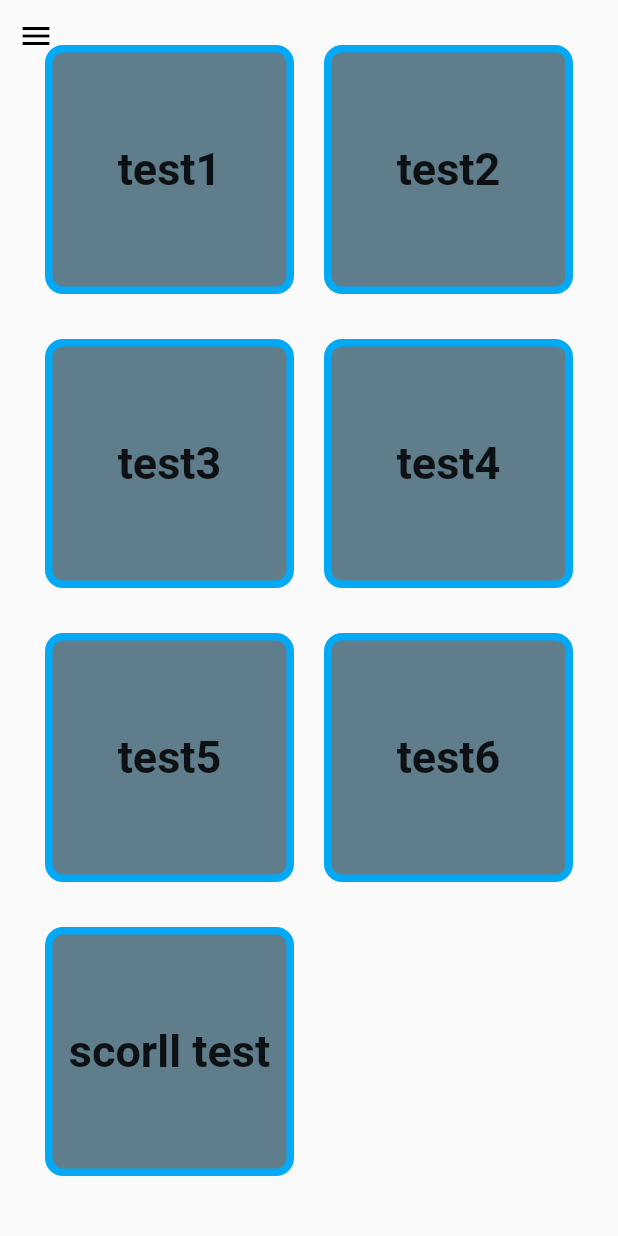
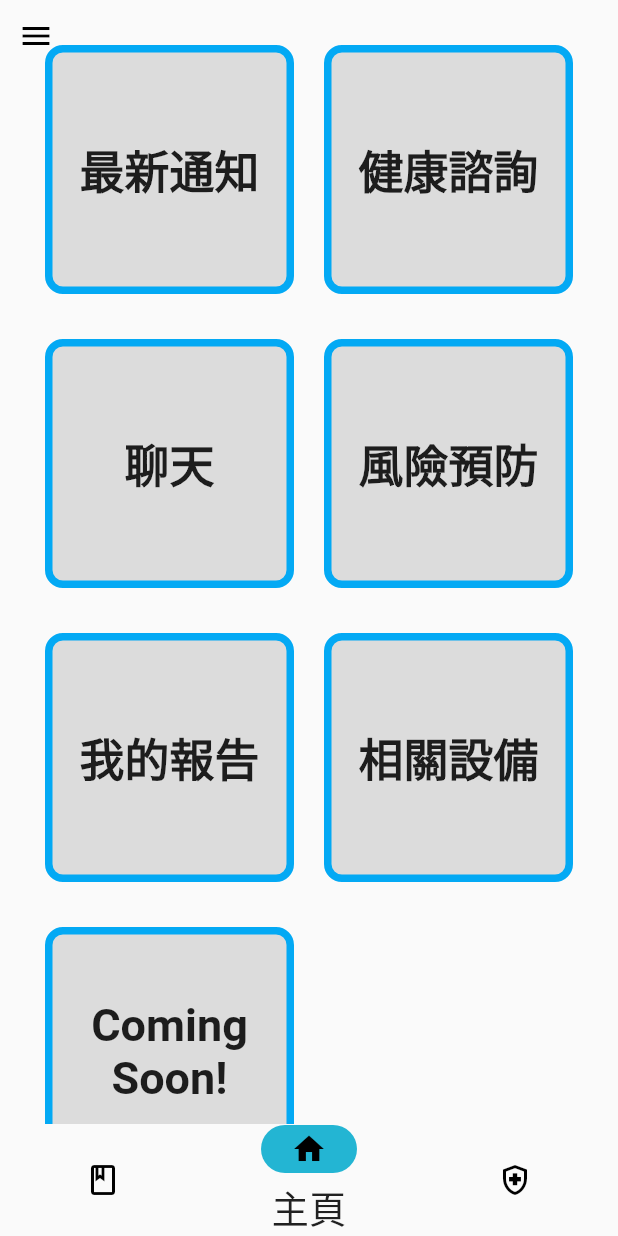
Before and after one commit to C-Ryan0510/IM_SD, a Flutter app: the screen it shows once a user with an empty profile is signed in, on a phone screen of 412 x 824 dp. Run offline on Flutter 3.47's test engine with Material 2 defaults, Android fonts, the light colour scheme and no system bars; our stand-ins replace email_validator, firebase_auth, firebase_core; accounts and stored records are empty.

Commit message:
5/5
新增 Navigationbar (@bottom)
        ->紀錄、主頁、健康(Only view Widgets)
        Drawer(@sidebar)'s Contents
        ->系統個人化設定
調整畫面內容

```diff
--- a/lib/Pages/HomeScreen.dart
+++ b/lib/Pages/HomeScreen.dart
@@ -1,4 +1,5 @@
 import 'package:firebase_auth/firebase_auth.dart';
+import 'ForgotPasswordPage.dart';
 import 'package:flutter/material.dart';
 
 //main()==>HomeScreen()
@@ -9,21 +10,21 @@ class HomeScreen extends StatefulWidget {
   State<HomeScreen> createState() => _HomeStateful();
 }
 class _HomeStateful extends State<HomeScreen> {
-  //check State of availability(for SideBar)
+  //check State of availability
+  int _selectedIndex = 1;//注:此數字不可存在於超出(Screens、NavigationBar)最大數-1[like index of Array]
   GlobalKey<ScaffoldState> _scaffoldKey = GlobalKey<ScaffoldState>();
-  //統一字體Style
+
+  //統一字體美工(for now)
   static const TextStyle optionStyle = TextStyle(fontSize: 30, fontWeight: FontWeight.bold);
-  //統一裝飾(for test)
-  static BoxDecoration testDecor = BoxDecoration(color: Colors.blueGrey, border: Border.all(color: Colors.lightBlue, width: 5.0,), borderRadius: BorderRadius.circular(12),);
-  /*再寫一個(for 美工)*/
-  @override
-  Widget build(BuildContext context) {
-    final user = FirebaseAuth.instance.currentUser!;//當前登入帳戶for info
-    return Scaffold(
-      key: _scaffoldKey,
-      body: Stack(//to contain multiple bodys
-        children: [
-          SafeArea(
+  static BoxDecoration testDecor = BoxDecoration(color: Colors.black12, border: Border.all(color: Colors.lightBlue, width: 5.0,), borderRadius: BorderRadius.circular(12),);
+
+  //Bodys(配合底部導覽進行轉換)
+  final Screens = [//Normal widget or Pages()
+    // ForgotPage(),// test
+    /*記錄*/
+    Center(child: Text('RECORD coming soon...',style: TextStyle(fontSize: 30),),),
+    /*主頁*/
+    Center(child: SafeArea(
           child: SizedBox(
             child: GridView.count(/*it is able Scroll down if fill the Screen*/
               crossAxisCount: 2,//make it two Column
@@ -34,43 +35,43 @@ class _HomeStateful extends State<HomeScreen> {
                 Container(
                   decoration: testDecor,
                   child: Center(
-                      child: Text('test1',style: optionStyle,),
+                    child: Text('最新通知',style: optionStyle,),
                   ),
                 ),
                 Container(
                   decoration: testDecor,
                   child: Center(
-                      child: Text('test2',style: optionStyle),
+                    child: Text('健康諮詢',style: optionStyle),
                   ),
                 ),
                 Container(
                   decoration: testDecor,
                   child: Center(
-                      child: Text('test3',style: optionStyle),
+                    child: Text('聊天',style: optionStyle),
                   ),
                 ),
                 Container(
                   decoration: testDecor,
                   child: Center(
-                      child: Text('test4',style: optionStyle),
+                    child: Text('風險預防',style: optionStyle),
                   ),
                 ),
                 Container(
                   decoration: testDecor,
                   child: Center(
-                      child: Text('test5',style: optionStyle),
+                    child: Text('我的報告',style: optionStyle),
                   ),
                 ),
                 Container(
                   decoration: testDecor,
                   child: Center(
-                      child: Text('test6',style: optionStyle),
+                    child: Text('相關設備',style: optionStyle),
                   ),
                 ),
                 Container(
                   decoration: testDecor,
-                    child: Center(
-                      child: Text('scorll test',style: optionStyle),
+                  child: const Center(
+                    child: Text('Coming Soon!',style: optionStyle,textAlign: TextAlign.center,),
                   ),
                 ),
                 /*add more by the number of functions*/
@@ -78,66 +79,127 @@ class _HomeStateful extends State<HomeScreen> {
             ),
           ),
         ),
+    ),
+    /*健康*/
+    Center(child: Text('HEALTH I don\'t care!!',style: TextStyle(fontSize: 30),),),
+  ];
+
+  /*再寫一個(for 美工)*/
+  @override
+  Widget build(BuildContext context) {
+    final user = FirebaseAuth.instance.currentUser!;//當前登入帳戶for info
+    return Scaffold(
+      key: _scaffoldKey,
+      body: Stack(
+        children: [
+          Screens[_selectedIndex],
           IconButton(//show SideBar without (TOP)AppBar
             icon: Icon(Icons.menu,color: Colors.black,),
             onPressed: () => _scaffoldKey.currentState?.openDrawer(),
-          )
+          ),
         ],
       ),
       drawer: Drawer(//SideBar
         child:  ListView(
           children: [
-            DrawerHeader(/*account detail*/
+            DrawerHeader(/*account detail (Click able???)*/
                 child: Container(
-                  child: Row(
+                  child: Column(
                     children: [
-                      Text('Sign In As',
-                      style: TextStyle(fontSize: 20),
-                      ),
+                      Text('Sign In As', style: TextStyle(fontSize: 20),),
                       SizedBox(width: 10),
-                      Text(user.email!,
-                        style: TextStyle(fontSize: 24,fontWeight: FontWeight.bold),
-                      )
+                      Text(user.email!, style: TextStyle(fontSize: 24,fontWeight: FontWeight.bold),),
                     ],
                   ),
                   color: Colors.blue,
                 )
             ),
             Divider(thickness: 30,),//thicc
-            ListTile(/*當此為範例取*/
+            ListTile(/*當此為範例Ctrl+C&Ctrl+V*/
               leading: Icon(Icons.account_circle),
               title: Text("帳戶管理"),
-              onTap: (){//-->AccountPage()
-                // Navigator.push(context,route);
+              onTap: (){//-->AccManagement()
+                // Navigator.push(context,route); or // Page(),
               },
             ),
             Divider(thickness: 2,),
             ListTile(
-              leading: Icon(Icons.account_box_outlined),
-              title: Text("客服?"),
-              onTap: (){//
-                // Navigator.push(context,route);
+              leading: Icon(Icons.settings_accessibility_sharp),
+              title: Text("系統個人化設定"),
+              onTap: (){//-->SystemValue()
                 },
             ),
             Divider(thickness: 2,),
             ListTile(
+              leading: Icon(Icons.phone_in_talk_sharp),
+              title: Text("與客服聯繫"),
+              onTap: (){/*Function*/},
+            ),
+            Divider(thickness: 2,),
+            ListTile(
               leading: Icon(Icons.login),
-              title: Text("登出帳號"),
+              title: Text("登出帳號"),//登出-->MainScreen() ==> return loginPage(),
               onTap: () => FirebaseAuth.instance.signOut(),
             ),
             Divider(thickness: 2,),
             ListTile(
               leading: Icon(Icons.details),
               title: Text("coming soon..."),
-              onTap: (){//-->
-                // Navigator.push(context,route);
-              },
+              onTap: (){},
             ),
             Divider(thickness: 2,),
             /*...add more*/
           ],
         ),
       ),
+      bottomNavigationBar: NavigationBarTheme(//底部導覽
+        data: NavigationBarThemeData(
+          height: 75,
+          backgroundColor: Colors.transparent,
+          indicatorColor: Color.fromRGBO(35,181,211,100),//shade50~900//淺色到深色
+          // iconTheme: MaterialStateProperty.all(Icon),
+          labelTextStyle: MaterialStateProperty.all(TextStyle(fontSize: 25),),
+        ),
+        child: NavigationBar(
+          selectedIndex: _selectedIndex,
+          onDestinationSelected: (_selectedIndex)//onTap change index
+          => setState(() => this._selectedIndex = _selectedIndex),
+          /*點擊選取(0.5秒)*/
+          animationDuration: Duration(milliseconds: 500),
+          labelBehavior: NavigationDestinationLabelBehavior.onlyShowSelected,
+          destinations: [
+            NavigationDestination(
+              icon: Icon(Icons.book_outlined),
+              selectedIcon: Icon(Icons.bookmark_add_rounded),
+              label: '紀錄',
+            ),
+            NavigationDestination(
+              icon: Icon(Icons.home_outlined),
+              selectedIcon: Icon(Icons.home_sharp),
+              label: '主頁',
+            ),
+            NavigationDestination(
+              icon: Icon(Icons.health_and_safety_outlined),
+              selectedIcon: Icon(Icons.health_and_safety),
+              label: '健康',
+            ),
+          ],
+          // items: [
+          //   BottomNavigationBarItem(
+          //     icon: Icon(Icons.book_outlined),
+          //     label: '紀錄',
+          //   ),
+          //    BottomNavigationBarItem(
+          //     icon: Icon(Icons.home_outlined),
+          //     label: '主頁',
+          //   ),
+          //   BottomNavigationBarItem(
+          //     icon: Icon(Icons.health_and_safety_outlined),
+          //     label: '健康',
+          //   ),
+          // ],
+        ),
+      ),
     );
   }
 }
```
Lines whose indentation alone changed are shown as unchanged.
